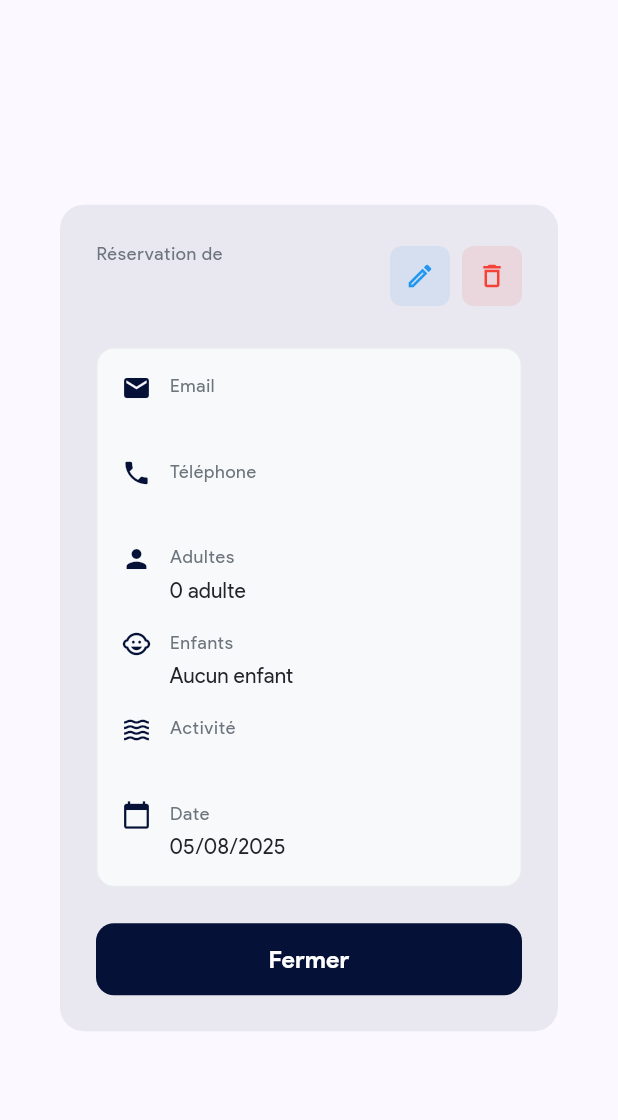
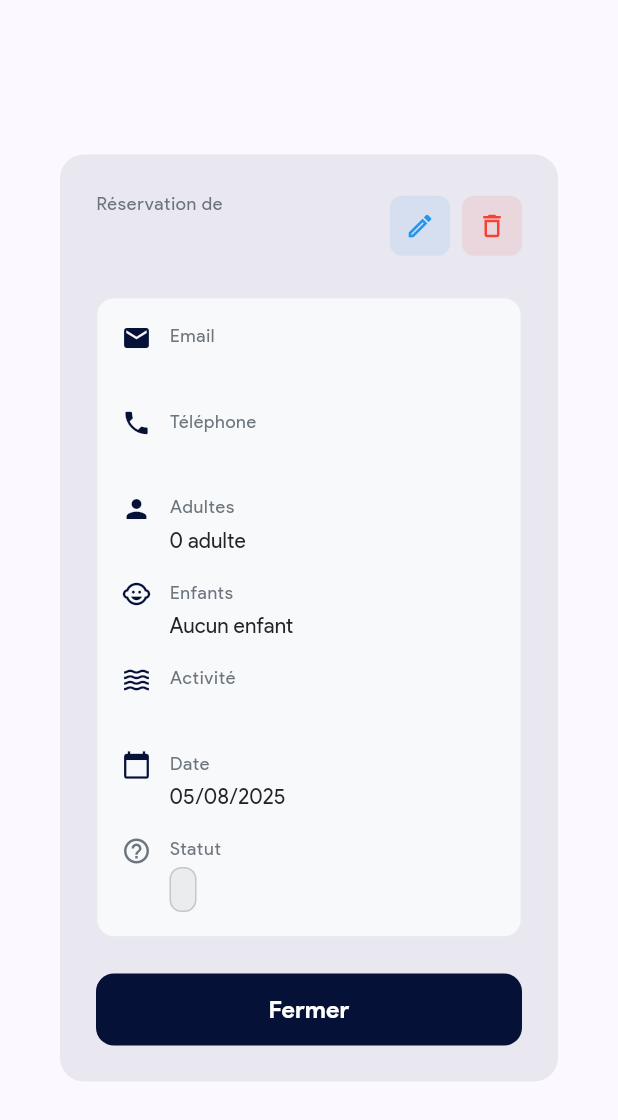
Before and after one commit to SalahEddineGhezaiel/JerbiApp, a Flutter app: the ReservationDetailsDialog widget shown alone on an empty page, opened directly with empty values, on a phone screen of 412 x 824 dp. Shown: the top 1120 px of the screen. Run offline on Flutter 3.47's test engine with Material 3 defaults, Android fonts, the phone set to English and light mode, and no system bars; network calls fail.

Commit message:
Status Fix
Added status to appear in details
Removed "Completed" stat

```diff
--- a/jerbi_app/lib/features/reservations/dialogs/reservation_details_dialog.dart
+++ b/jerbi_app/lib/features/reservations/dialogs/reservation_details_dialog.dart
@@ -32,6 +32,76 @@ class ReservationDetailsDialog extends StatelessWidget {
               Text(label, style: AppTextStyles.labelMedium),
               SizedBox(height: AppDimensions.spaceXS),
               Text(value, style: AppTextStyles.bodyMedium),
+            ],
+          ),
+        ),
+      ],
+    );
+  }
+
+  Widget _buildStatusRow(String statusLabel, String? statusValue) {
+    // Get status color based on status value
+    Color statusColor;
+    IconData statusIcon;
+
+    switch (statusValue) {
+      case 'pending':
+        statusColor = AppColors.warning;
+        statusIcon = Icons.schedule;
+        break;
+      case 'confirmed':
+        statusColor = AppColors.info;
+        statusIcon = Icons.check_circle_outline;
+        break;
+      case 'paid':
+        statusColor = AppColors.success;
+        statusIcon = Icons.payment;
+        break;
+      case 'cancelled':
+        statusColor = AppColors.error;
+        statusIcon = Icons.cancel_outlined;
+        break;
+      default:
+        statusColor = AppColors.textSecondary;
+        statusIcon = Icons.help_outline;
+    }
+
+    return Row(
+      crossAxisAlignment: CrossAxisAlignment.start,
+      children: [
+        Icon(
+          statusIcon,
+          size: AppDimensions.iconSizeS,
+          color: statusColor,
+        ),
+        SizedBox(width: AppDimensions.spaceM),
+        Expanded(
+          child: Column(
+            crossAxisAlignment: CrossAxisAlignment.start,
+            children: [
+              Text('Statut', style: AppTextStyles.labelMedium),
+              SizedBox(height: AppDimensions.spaceXS),
+              Container(
+                padding: EdgeInsets.symmetric(
+                  horizontal: AppDimensions.paddingS,
+                  vertical: AppDimensions.paddingXS,
+                ),
+                decoration: BoxDecoration(
+                  color: statusColor.withValues(alpha: 0.1),
+                  borderRadius: BorderRadius.circular(AppDimensions.radiusS),
+                  border: Border.all(
+                    color: statusColor.withValues(alpha: 0.3),
+                    width: 1,
+                  ),
+                ),
+                child: Text(
+                  statusLabel,
+                  style: AppTextStyles.bodyMedium.copyWith(
+                    color: statusColor,
+                    fontWeight: FontWeight.w600,
+                  ),
+                ),
+              ),
             ],
           ),
         ),
@@ -225,6 +295,8 @@ class ReservationDetailsDialog extends StatelessWidget {
                   _buildDetailRow(AppStrings.activityDetail, reservation.activity, Icons.waves),
                   SizedBox(height: AppDimensions.spaceL),
                   _buildDetailRow(AppStrings.dateDetail, reservation.formattedDate, Icons.calendar_today),
+                  SizedBox(height: AppDimensions.spaceL),
+                  _buildStatusRow(reservation.formattedStatus, reservation.status),
                 ],
               ),
             ),
--- a/jerbi_app/lib/features/reservations/models/reservation_model.dart
+++ b/jerbi_app/lib/features/reservations/models/reservation_model.dart
@@ -36,7 +36,6 @@ class Reservation {
     'confirmed': 'Confirmée',
     'paid': 'Payée',
     'cancelled': 'Annulée',
-    'completed': 'Terminée',
   };
 
   static const List<String> statusOptions = [
@@ -44,7 +43,6 @@ class Reservation {
     'confirmed',
     'paid',
     'cancelled',
-    'completed',
   ];
 
   // Format date for display
--- a/jerbi_app/lib/features/reservations/reservations_content.dart
+++ b/jerbi_app/lib/features/reservations/reservations_content.dart
@@ -241,6 +241,7 @@ class _ReservationsContentState extends State<ReservationsContent> {
         'totalPersonnes': reservation.totalPersonnes,
         'date': reservation.date.toIso8601String(),
         'activity': reservation.activity,
+        'status': reservation.status,
       };
 
 
```
